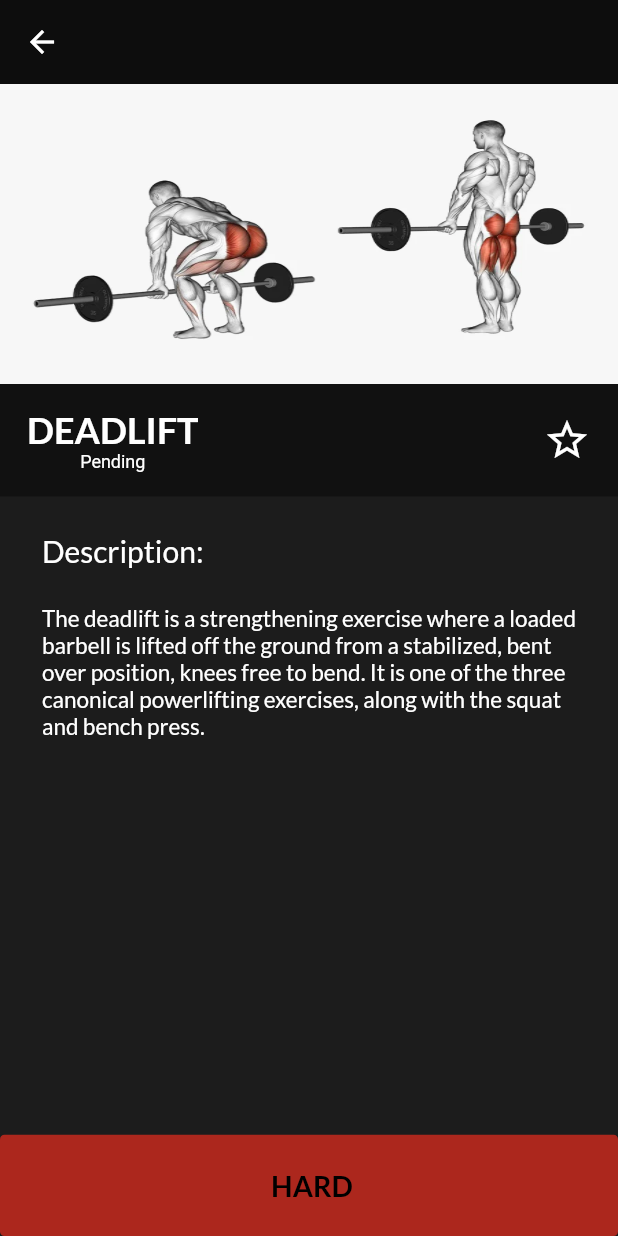
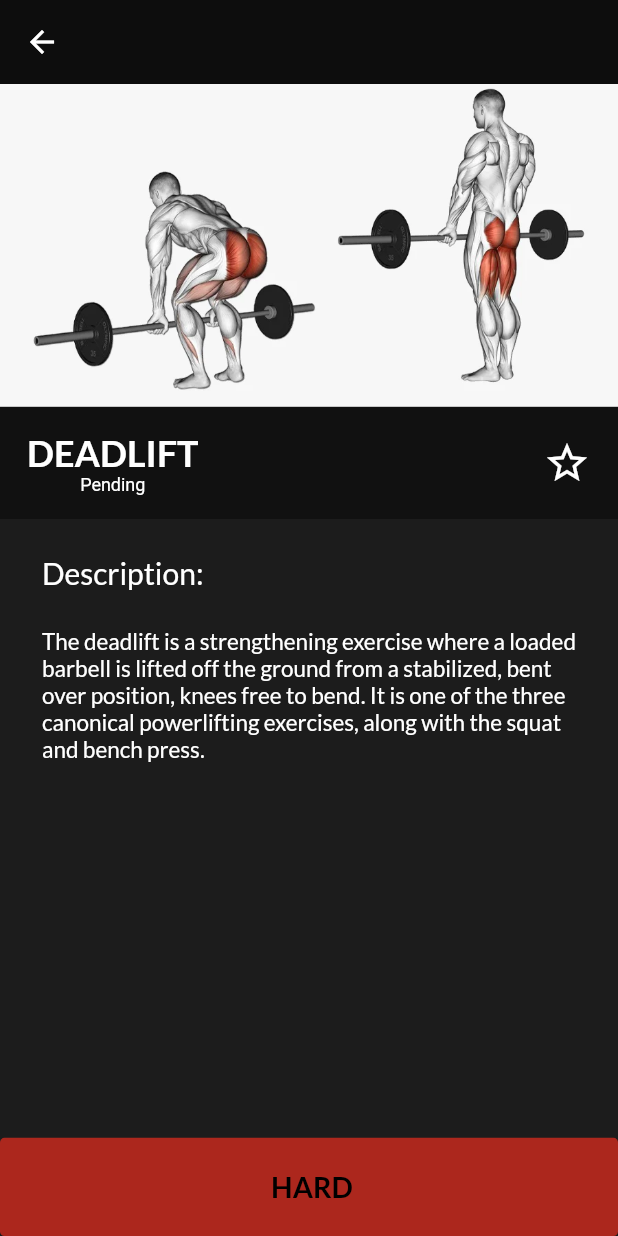
Before and after one commit to RafihYahya/WorkOut_Flutter_APP_V01_ALPHA, a Flutter app: the Allexec screen opened directly with empty values, after a tap on "DEADLIFT", on a phone screen of 412 x 824 dp. Run offline on Flutter 3.47's test engine with Material 2 defaults, Android fonts, the phone set to English and light mode, and no system bars; our stand-ins replace google_fonts, google_nav_bar.

Commit message:
Finishing_touches

```diff
--- a/lib/data/workoutlist.dart
+++ b/lib/data/workoutlist.dart
@@ -216,7 +216,8 @@ class WorkOutList extends ChangeNotifier {
                 title: 'Leg Press',
                 desc:
                     'Leg presses are seated exercises done on a leg press machine. To start, sit with your back against a padded backrest and your feet on two large footrests. Your knees are bent to start the exercise. To move the weight, you must straighten your legs and then return them to the bent position.',
-                danger: 'EASY')),
+                danger: 'EASY',
+                image: '${asset}exec99.webp')),
         Exercise(
             name: 'Squat',
             wheight: '70Kg',
--- a/lib/pages/exerc_descrip_page.dart
+++ b/lib/pages/exerc_descrip_page.dart
@@ -33,8 +33,8 @@ class ExecDesc extends StatelessWidget {
                   color: Colors.black54,
                   child: Image(
                       image: AssetImage(execprop.desc!.image),
-                      height: 200,
-                      fit: BoxFit.fill),
+                      height: 215,
+                      fit: BoxFit.cover),
                 ),
                 Container(
                   color: Colors.black38,
```
Also changed, not shown: lib/assets/exec06.webp (added), lib/assets/exec09.webp (added), lib/assets/exec11.webp (added), lib/assets/exec12.webp (added), lib/assets/exec14.webp (added), lib/assets/exec19.webp (added), lib/assets/exec20.webp (added), lib/assets/exec24.webp (added), lib/assets/exec25.webp (added), lib/assets/exec26.webp (added), lib/assets/exec99.webp (added).
